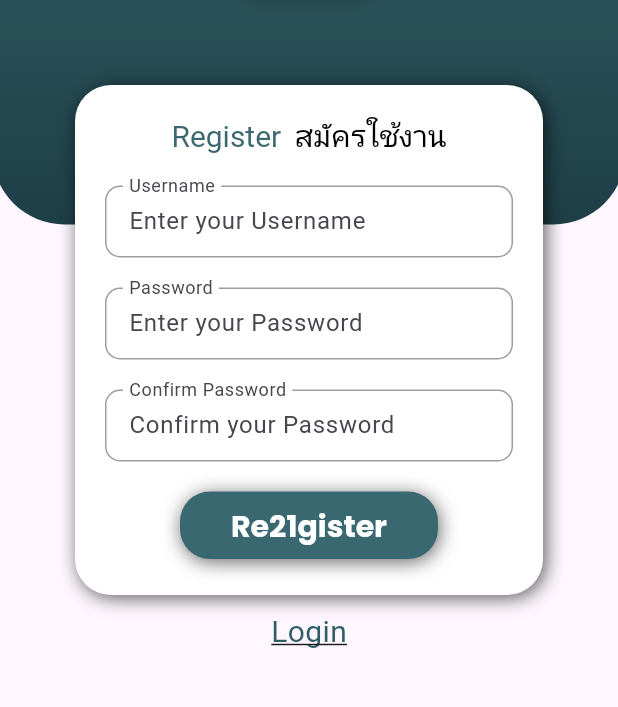
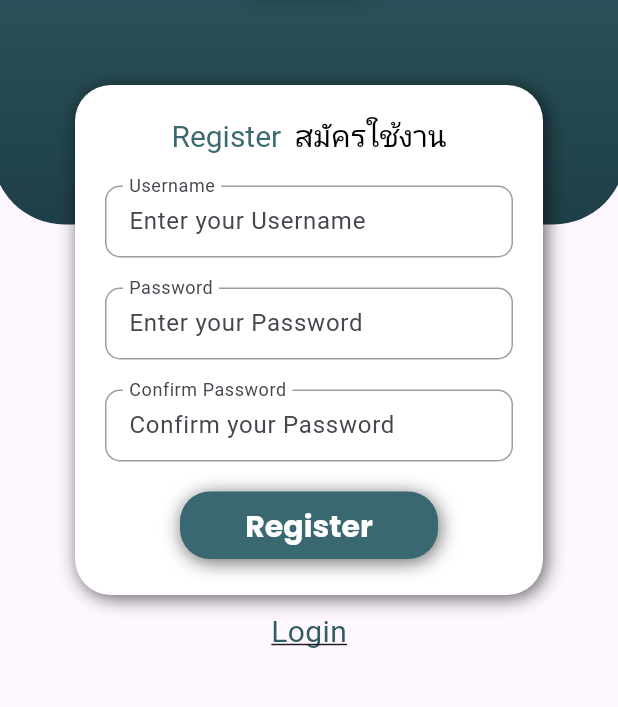
Before and after one commit to lovemxchine/test_se, a Flutter app: the Register screen opened directly, on a phone screen of 412 x 824 dp, the part 290-997 px from its top. Run offline on Flutter 3.47's test engine with Material 3 defaults, Android fonts, the light colour scheme and no system bars; our stand-ins replace google_fonts; Roboto replaces fonts that are missing (Mitr).

Commit message:
login&register v2 finished... by noey

```diff
--- a/lib/screens/register_screen.dart
+++ b/lib/screens/register_screen.dart
@@ -121,8 +121,7 @@ class Register extends StatelessWidget {
                             height: 20,
                           ),
                           MyButton(
-                              onTap: registerWithPassword,
-                              hinText: 'Re21gister')
+                              onTap: registerWithPassword, hinText: 'Register')
                         ],
                       ),
                     )
```
